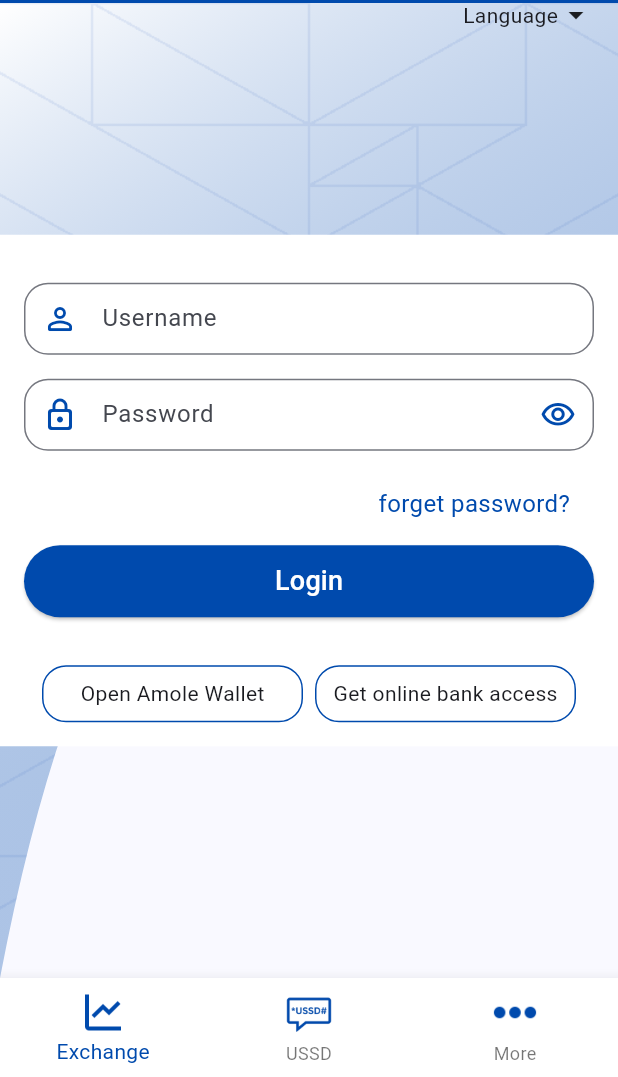
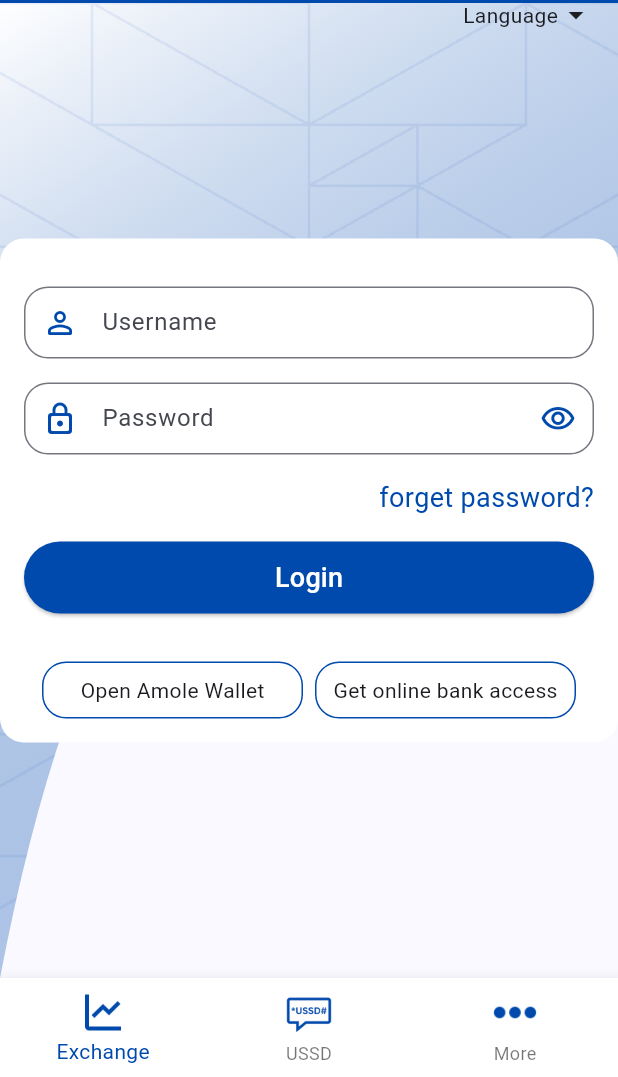
Before and after one commit to fikireab-m/amole-lite-clone, a Flutter app: the screen it shows after launch, on a phone screen of 412 x 824 dp, the part 159-1236 px from its top. Run offline on Flutter 3.47's test engine with Material 3 defaults, Android fonts, the phone set to English and light mode, and no system bars.

Commit message:
text size

```diff
--- a/lib/screens/login/login.dart
+++ b/lib/screens/login/login.dart
@@ -94,7 +94,10 @@ class _LoginPageState extends State<LoginPage> {
               Center(
                 child: SingleChildScrollView(
                   child: Container(
-                    color: ColorConst.lightBackground,
+                    decoration: BoxDecoration(
+                      borderRadius: BorderRadius.circular(16.0),
+                      color: ColorConst.lightBackground,
+                    ),
                     child: Column(
                       mainAxisSize: MainAxisSize.min,
                       children: [
@@ -112,7 +115,10 @@ class _LoginPageState extends State<LoginPage> {
                             child: Column(
                               children: [
                                 Padding(
-                                  padding: const EdgeInsets.all(16.0),
+                                  padding: const EdgeInsets.only(
+                                    top: 8.0,
+                                    bottom: 16.0,
+                                  ),
                                   child: Row(
                                     mainAxisSize: MainAxisSize.max,
                                     mainAxisAlignment: MainAxisAlignment.end,
@@ -122,7 +128,7 @@ class _LoginPageState extends State<LoginPage> {
                                         child: const Text(
                                           'forget password?',
                                           style: TextStyle(
-                                            fontSize: 16.0,
+                                            fontSize: 18.0,
                                             color: ColorConst.primaryColor,
                                           ),
                                         ),
```
